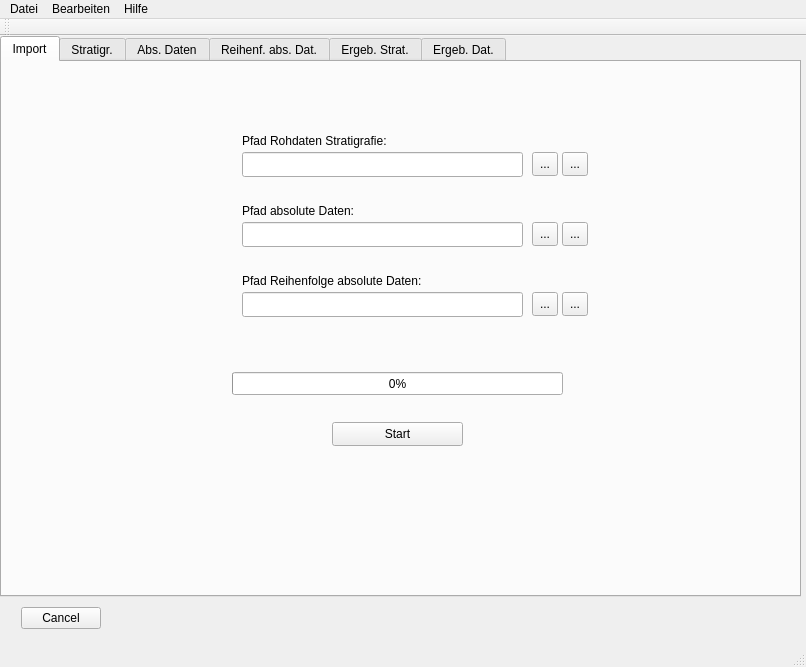
Before: the Qt Designer form gui_strati.ui in TimoBremer/PyStrat, drawn with Qt 5.
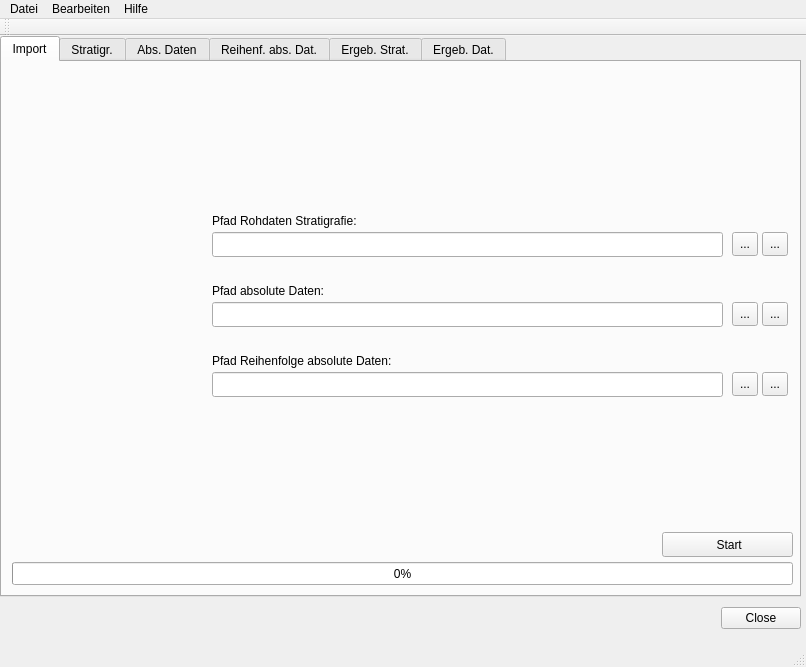
After: the same form once the commit is applied. The open tabs and pages were chosen to show the change. Icons and pictures are not drawn.

Commit message: Save Button for Tables added to GUI

The edit to the form file:
```diff
--- a/gui_strati.ui
+++ b/gui_strati.ui
@@ -11,7 +11,13 @@
    </rect>
   </property>
   <property name="windowTitle">
-   <string>Stratigrafie</string>
+   <string>PyStrat</string>
+  </property>
+  <property name="documentMode">
+   <bool>false</bool>
+  </property>
+  <property name="tabShape">
+   <enum>QTabWidget::Rounded</enum>
   </property>
   <widget class="QWidget" name="centralwidget">
    <widget class="QTabWidget" name="tabWidget">
@@ -33,8 +39,8 @@
      <widget class="QToolButton" name="ausw_dateipfad_abs_daten">
       <property name="geometry">
        <rect>
-        <x>530</x>
-        <y>160</y>
+        <x>730</x>
+        <y>240</y>
         <width>26</width>
         <height>24</height>
        </rect>
@@ -53,8 +59,8 @@
      <widget class="QToolButton" name="tab_pfad_abs_dat_last">
       <property name="geometry">
        <rect>
-        <x>560</x>
-        <y>160</y>
+        <x>760</x>
+        <y>240</y>
         <width>26</width>
         <height>24</height>
        </rect>
@@ -73,8 +79,8 @@
      <widget class="QToolButton" name="tab_pfad_rohdat_last">
       <property name="geometry">
        <rect>
-        <x>560</x>
-        <y>90</y>
+        <x>760</x>
+        <y>170</y>
         <width>26</width>
         <height>24</height>
        </rect>
@@ -93,9 +99,9 @@
      <widget class="QLineEdit" name="dateipfad_abs_daten">
       <property name="geometry">
        <rect>
-        <x>240</x>
-        <y>160</y>
-        <width>281</width>
+        <x>210</x>
+        <y>240</y>
+        <width>511</width>
         <height>25</height>
        </rect>
       </property>
@@ -103,8 +109,8 @@
      <widget class="QLabel" name="label">
       <property name="geometry">
        <rect>
-        <x>240</x>
-        <y>70</y>
+        <x>210</x>
+        <y>150</y>
         <width>221</width>
         <height>17</height>
        </rect>
@@ -116,8 +122,8 @@
      <widget class="QToolButton" name="ausw_dateipfad_rohdaten">
       <property name="geometry">
        <rect>
-        <x>530</x>
-        <y>90</y>
+        <x>730</x>
+        <y>170</y>
         <width>26</width>
         <height>24</height>
        </rect>
@@ -136,8 +142,8 @@
      <widget class="QToolButton" name="ausw_dateipfad_reihenf_abs_daten">
       <property name="geometry">
        <rect>
-        <x>530</x>
-        <y>230</y>
+        <x>730</x>
+        <y>310</y>
         <width>26</width>
         <height>24</height>
        </rect>
@@ -169,9 +175,9 @@
      <widget class="QLineEdit" name="dateipfad_reihenf_abs_daten">
       <property name="geometry">
        <rect>
-        <x>240</x>
-        <y>230</y>
-        <width>281</width>
+        <x>210</x>
+        <y>310</y>
+        <width>511</width>
         <height>25</height>
        </rect>
       </property>
@@ -182,8 +188,8 @@
      <widget class="QLabel" name="label_2">
       <property name="geometry">
        <rect>
-        <x>240</x>
-        <y>140</y>
+        <x>210</x>
+        <y>220</y>
         <width>171</width>
         <height>17</height>
        </rect>
@@ -195,8 +201,8 @@
      <widget class="QToolButton" name="tab_pfad_reihenf_last">
       <property name="geometry">
        <rect>
-        <x>560</x>
-        <y>230</y>
+        <x>760</x>
+        <y>310</y>
         <width>26</width>
         <height>24</height>
        </rect>
@@ -215,8 +221,8 @@
      <widget class="QLabel" name="label_3">
       <property name="geometry">
        <rect>
-        <x>240</x>
-        <y>210</y>
+        <x>210</x>
+        <y>290</y>
         <width>271</width>
         <height>17</height>
        </rect>
@@ -228,9 +234,9 @@
      <widget class="QLineEdit" name="dateipfad_rohdaten">
       <property name="geometry">
        <rect>
-        <x>240</x>
-        <y>90</y>
-        <width>281</width>
+        <x>210</x>
+        <y>170</y>
+        <width>511</width>
         <height>25</height>
        </rect>
       </property>
@@ -238,9 +244,9 @@
      <widget class="QProgressBar" name="progressBar">
       <property name="geometry">
        <rect>
-        <x>230</x>
-        <y>310</y>
-        <width>331</width>
+        <x>10</x>
+        <y>500</y>
+        <width>781</width>
         <height>23</height>
        </rect>
       </property>
@@ -248,17 +254,24 @@
        <number>0</number>
       </property>
      </widget>
-     <widget class="QToolButton" name="button_start">
+     <widget class="QPushButton" name="button_start">
       <property name="geometry">
        <rect>
-        <x>330</x>
-        <y>360</y>
+        <x>660</x>
+        <y>470</y>
         <width>131</width>
-        <height>24</height>
+        <height>25</height>
        </rect>
       </property>
+      <property name="styleSheet">
+       <string notr="true"/>
+      </property>
       <property name="text">
-       <string>Start</string>
+       <string> Start</string>
+      </property>
+      <property name="icon">
+       <iconset theme="system-run">
+        <normaloff>.</normaloff>.</iconset>
       </property>
      </widget>
     </widget>
@@ -355,7 +368,7 @@
    <widget class="QDialogButtonBox" name="abbrechen_ok">
     <property name="geometry">
      <rect>
-      <x>0</x>
+      <x>700</x>
       <y>570</y>
       <width>101</width>
       <height>25</height>
@@ -365,7 +378,7 @@
      <enum>Qt::Horizontal</enum>
     </property>
     <property name="standardButtons">
-     <set>QDialogButtonBox::Cancel</set>
+     <set>QDialogButtonBox::Close</set>
     </property>
    </widget>
   </widget>
```
Left out of the diff: 68 changed lines with no effect on the pictures.
